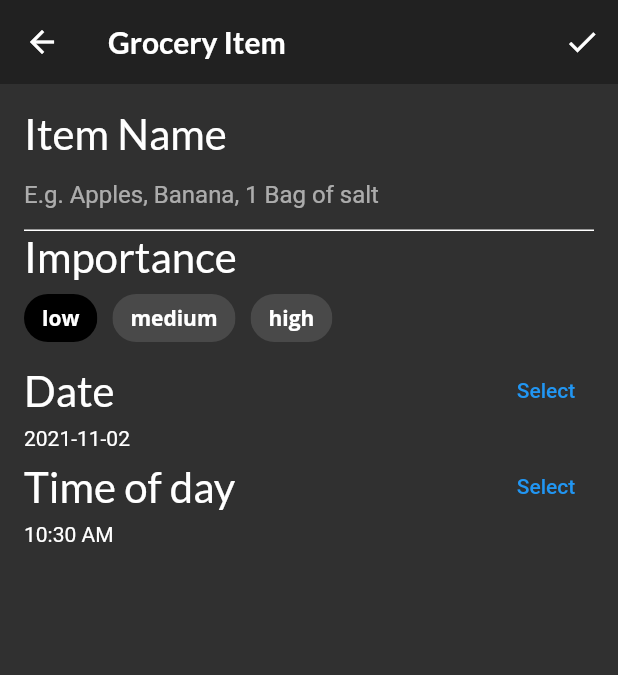
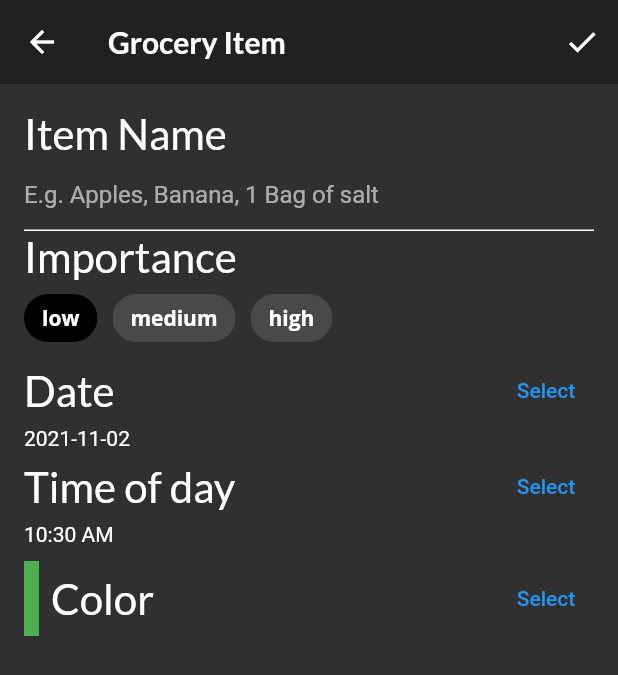
Before and after one commit to efesappsfactory/fooderlich, a Flutter app: the screen it shows after launch, item 3 of the bottom bar chosen, after a tap on the "add" icon, on a phone screen of 412 x 824 dp. Shown: the top 675 px of the screen. Run offline on Flutter 3.47's test engine with Material 2 defaults, Android fonts, the phone set to English and light mode, and no system bars; our stand-ins replace flutter_colorpicker, google_fonts.

Commit message:
building the color picker widget

```diff
--- a/lib/screens/grocery_item_screen.dart
+++ b/lib/screens/grocery_item_screen.dart
@@ -78,6 +78,10 @@ class _GroceryItemScreenState extends State<GroceryItemScreen> {
             buildImportanceField(),
             buildDataField(context),
             buildTimeField(context),
+            const SizedBox(
+              height: 10.0,
+            ),
+            buildColorPicker(context),
           ],
         ),
       ),
@@ -237,4 +241,47 @@ class _GroceryItemScreenState extends State<GroceryItemScreen> {
       ],
     );
   }
+
+  Widget buildColorPicker(BuildContext context) {
+    return Row(
+      mainAxisAlignment: MainAxisAlignment.spaceBetween,
+      children: [
+        Row(
+          children: [
+            Container(
+              height: 50,
+              width: 10,
+              color: _currentColor,
+            ),
+            const SizedBox(
+              width: 8.0,
+            ),
+            Text(
+              "Color",
+              style: GoogleFonts.lato(fontSize: 28.0),
+            ),
+          ],
+        ),
+        TextButton(
+          child: const Text("Select"),
+          onPressed: () => showDialog(
+            context: context,
+            builder: (context) => AlertDialog(
+              content: BlockPicker(
+                pickerColor: Colors.white,
+                onColorChanged: (color) =>
+                    setState(() => _currentColor = color),
+              ),
+              actions: [
+                TextButton(
+                  child: const Text("Save"),
+                  onPressed: () => Navigator.of(context).pop(),
+                ),
+              ],
+            ),
+          ),
+        ),
+      ],
+    );
+  }
 }
```
